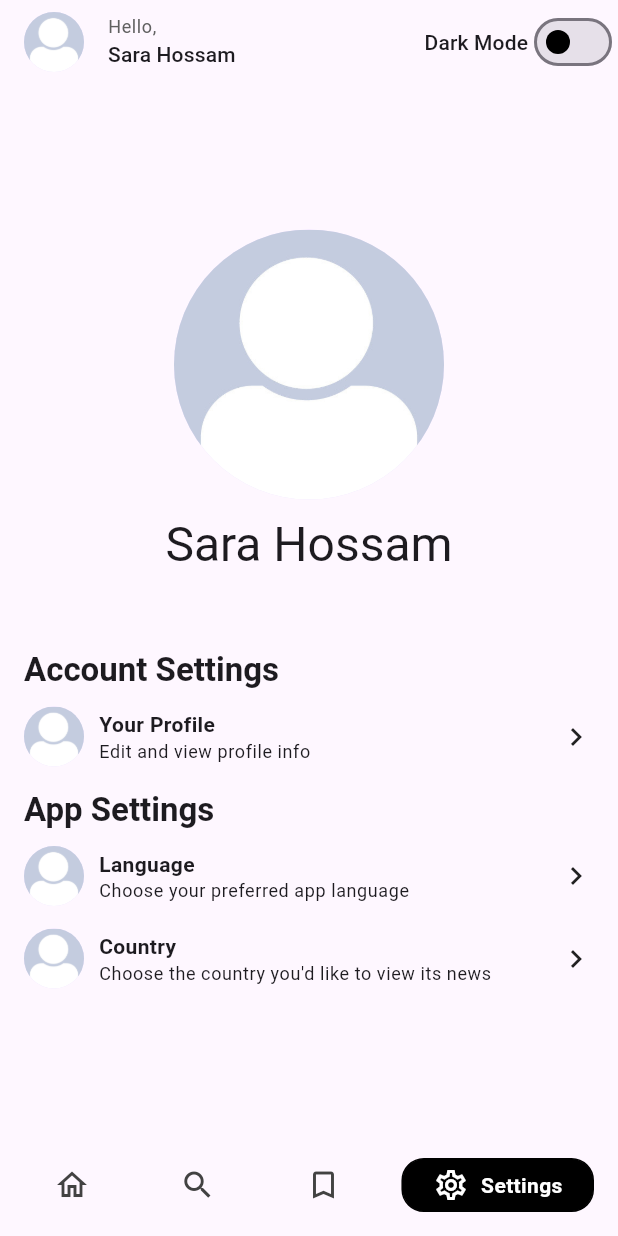
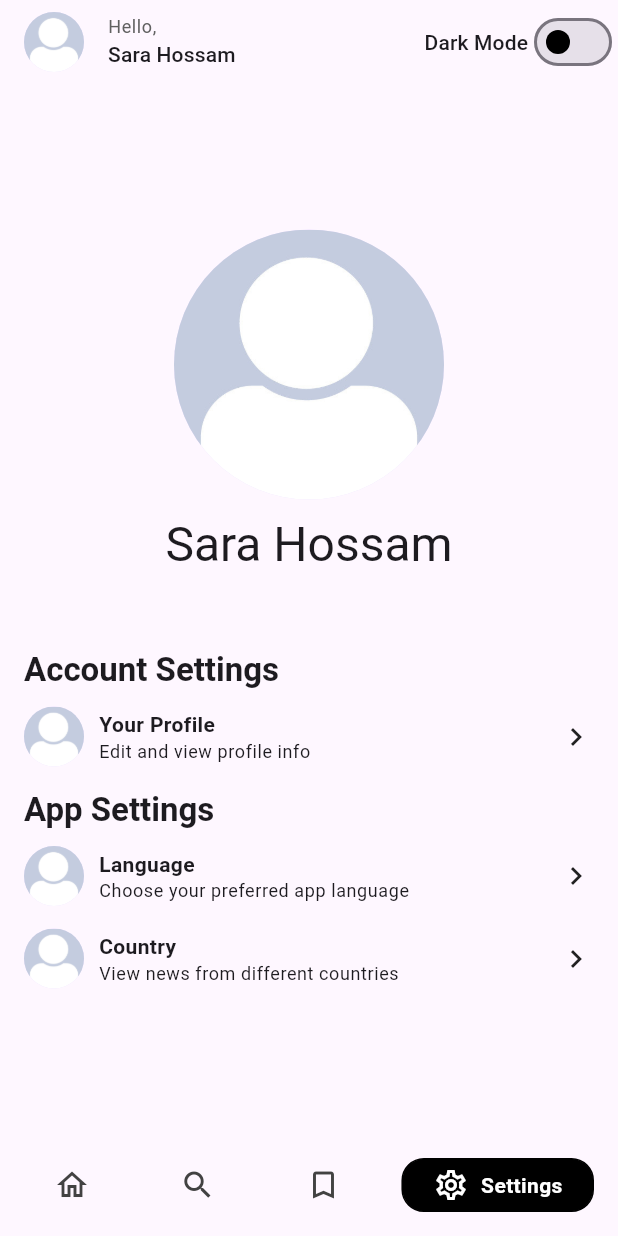
Before and after one commit to SaraHossGit/news_app, a Flutter app: the screen it shows after launch, item 4 of the bottom bar chosen, on a phone screen of 412 x 824 dp. Run offline on Flutter 3.47's test engine with Material 3 defaults, Android fonts, the phone set to English and light mode, and no system bars; drawn by our look-alikes of google_nav_bar; our stand-ins replace bloc, carousel_slider, dio, flutter_bloc, shared_preferences and 1 more; missing offline and left inert: dart:ffi, flutter_share; network calls fail.

Commit message:
settings screen UI

```diff
--- a/lib/modules/settings_screen.dart
+++ b/lib/modules/settings_screen.dart
@@ -56,7 +56,7 @@ class SettingsScreen extends StatelessWidget {
             context: context,
             tileImg: "assets/images/profile.jpg",
             tileTitle: "Country",
-            tileDescription: "Choose the country you'd like to view its news",
+            tileDescription: "View news from different countries",
             onPressed: (){},
           ),
         ],
```
